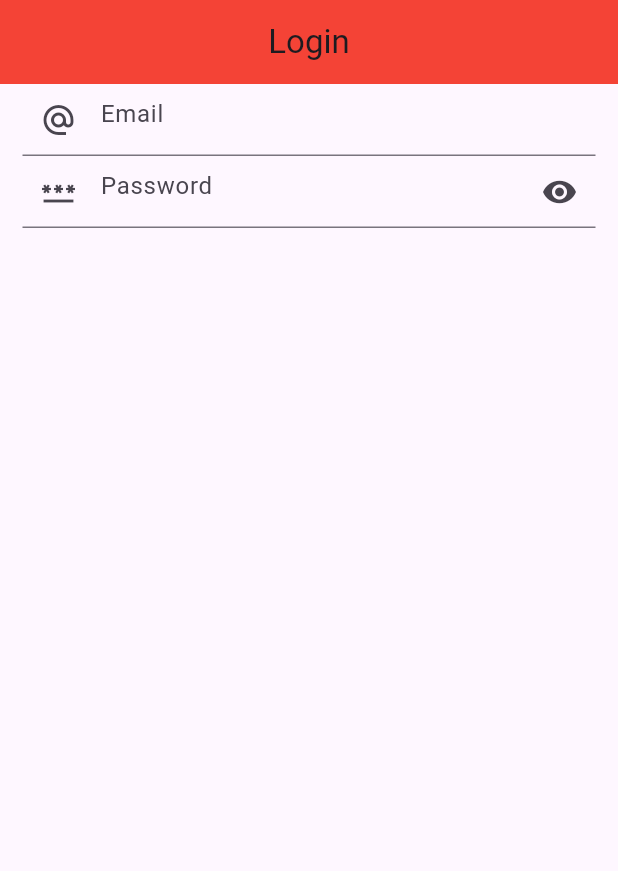
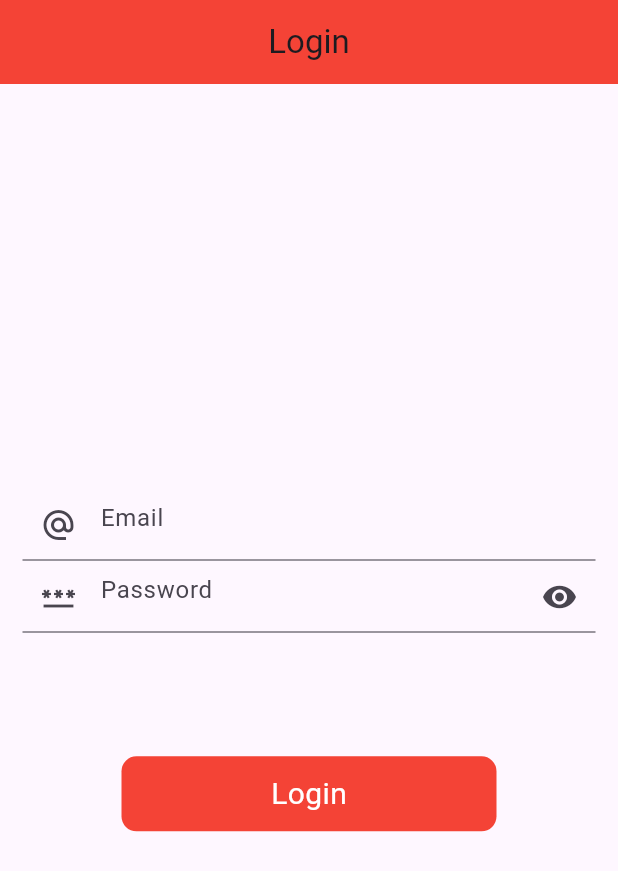
Before and after one commit to Aabis-Ahmed-Hassan/MVVM-with-Provider, a Flutter app: the screen it shows after launch, on a phone screen of 412 x 824 dp. Shown: the top 871 px of the screen. Run offline on Flutter 3.47's test engine with Material 3 defaults, Android fonts, the light colour scheme and no system bars; our stand-ins replace another_flushbar, fluttertoast.

Commit message:
Done With Components

```diff
--- a/lib/main.dart
+++ b/lib/main.dart
@@ -19,6 +19,8 @@ class MyApp extends StatelessWidget {
 
       ),
 
+
+
       initialRoute: RoutesName.login,
       onGenerateRoute: Routes.getRoutes,
     );
--- /dev/null
+++ b/lib/res/Colors.dart
@@ -0,0 +1,11 @@
+import 'package:flutter/material.dart';
+
+
+class AppColors{
+
+  static const defaultColor = Colors.red;
+
+
+
+
+}
--- /dev/null
+++ b/lib/res/components/round_button.dart
@@ -0,0 +1,39 @@
+import 'package:flutter/material.dart';
+import 'package:mvvm_with_provider/res/Colors.dart';
+
+class RoundButton extends StatelessWidget {
+  RoundButton({
+    super.key,
+    required this.title,
+    this.loading = false,
+    required this.onPress,
+  });
+
+  String title;
+  bool loading;
+  VoidCallback onPress;
+
+  @override
+  Widget build(BuildContext context) {
+    return InkWell(
+      onTap: onPress,
+      child: Container(
+        height: 50,
+        width: 250,
+        decoration: BoxDecoration(
+          color: AppColors.defaultColor,
+          borderRadius: BorderRadius.circular(10),
+        ),
+        child: Center(
+          child: Text(
+            'Login',
+            style: TextStyle(
+              color: Colors.white,
+              fontSize: 20,
+            ),
+          ),
+        ),
+      ),
+    );
+  }
+}
--- a/lib/view/login_screen.dart
+++ b/lib/view/login_screen.dart
@@ -1,4 +1,5 @@
 import 'package:flutter/material.dart';
+import 'package:mvvm_with_provider/res/components/round_button.dart';
 import 'package:mvvm_with_provider/utils/utils.dart';
 
 class LoginScreen extends StatefulWidget {
@@ -22,6 +23,7 @@ class _LoginScreenState extends State<LoginScreen> {
 
   @override
   Widget build(BuildContext context) {
+    final height = MediaQuery.of(context).size.height * 1;
 
     return Scaffold(
         appBar: AppBar(
@@ -32,7 +34,7 @@ class _LoginScreenState extends State<LoginScreen> {
         body: Padding(
           padding: const EdgeInsets.symmetric(horizontal: 15),
           child: Column(
-            mainAxisAlignment: MainAxisAlignment.start,
+            mainAxisAlignment: MainAxisAlignment.center,
             crossAxisAlignment: CrossAxisAlignment.center,
             children: [
               TextFormField(
@@ -68,7 +70,16 @@ class _LoginScreenState extends State<LoginScreen> {
                         ),
                       ),
                     );
-                  })
+                  }),
+              SizedBox(
+                height: height * 0.1,
+              ),
+              RoundButton(
+                  title: 'Login',
+                  onPress: () {
+                    print('Button 1');
+                  }),
+
             ],
           ),
         ));
```
